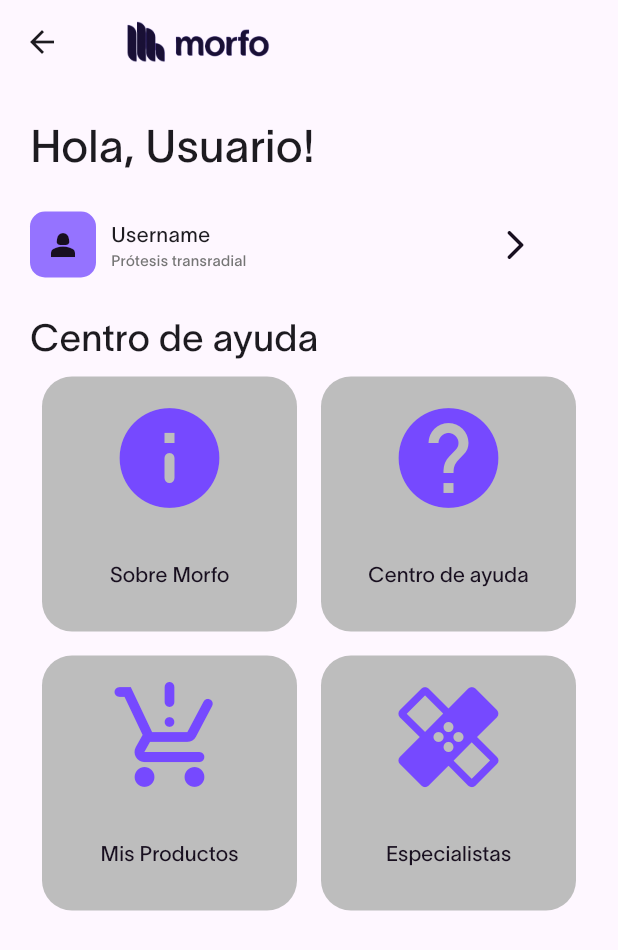
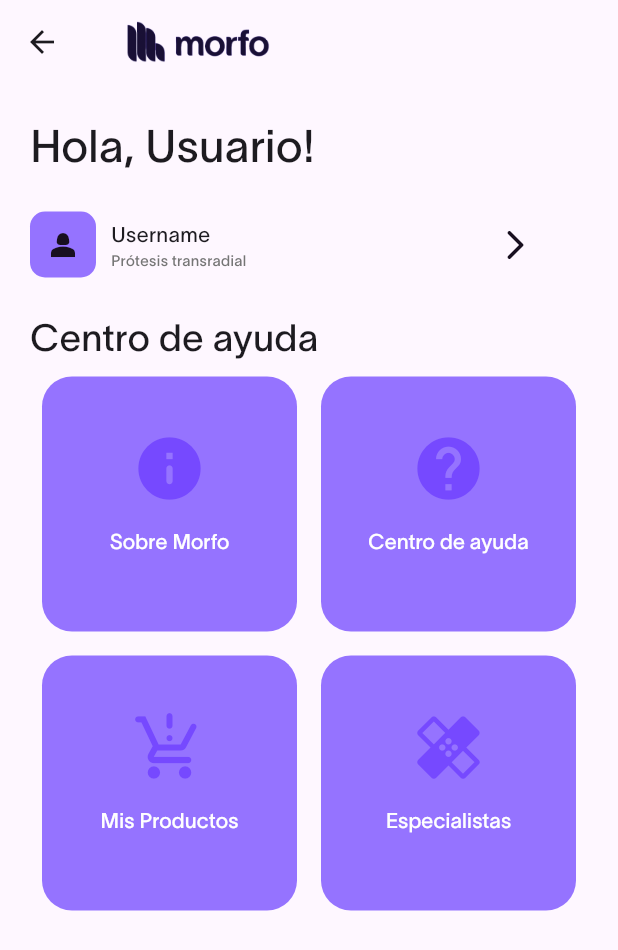
Before and after one commit to binivazqua/Morfo-App, a Flutter app: the UserProfilePage screen opened directly, on a phone screen of 412 x 824 dp. Shown: the top 950 px of the screen. Run offline on Flutter 3.47's test engine with Material 3 defaults, Android fonts, the phone set to English and light mode, and no system bars; our stand-ins replace firebase_auth, firebase_core, firebase_database, fl_chart, flutter_animate, google_nav_bar and 1 more; missing offline and left inert: cupertino_battery_indicator; accounts and stored records are empty.

Commit message:
styled resources page

```diff
--- a/lib/components/helpCenterTile.dart
+++ b/lib/components/helpCenterTile.dart
@@ -17,15 +17,16 @@
       padding: const EdgeInsets.all(8.0),
       child: Container(
         decoration: BoxDecoration(
-            color: Colors.grey[400], borderRadius: BorderRadius.circular(20)),
+            color: lilyPurple, borderRadius: BorderRadius.circular(20)),
         child: Column(
-          mainAxisAlignment: MainAxisAlignment.spaceEvenly,
+          crossAxisAlignment: CrossAxisAlignment.center,
+          mainAxisAlignment: MainAxisAlignment.center,
           children: [
             icon,
             TextButton(
               child: Text(
                 service,
-                style: TextStyle(color: draculaPurple),
+                style: TextStyle(color: Colors.white),
               ),
               onPressed: () {
                 Navigator.push(context, goTo);
--- a/lib/starting_pages/ui/profile/UserProfilePage.dart
+++ b/lib/starting_pages/ui/profile/UserProfilePage.dart
@@ -89,7 +89,7 @@
                             icon: Icon(
                               Icons.info_rounded,
                               color: darkPeriwinkle,
-                              size: 80,
+                              size: 50,
                             ),
                             goTo: MaterialPageRoute(
                                 builder: (context) => AboutPage()));
@@ -99,7 +99,7 @@
                           icon: Icon(
                             Icons.help_outlined,
                             color: darkPeriwinkle,
-                            size: 80,
+                            size: 50,
                           ),
                           goTo: MaterialPageRoute(
                               builder: (context) => AboutPage()),
@@ -110,7 +110,7 @@
                           icon: Icon(
                             Icons.production_quantity_limits_rounded,
                             color: darkPeriwinkle,
-                            size: 80,
+                            size: 50,
                           ),
                           goTo: MaterialPageRoute(
                               builder: (context) => AboutPage()),
@@ -121,7 +121,7 @@
                           icon: Icon(
                             Icons.healing_rounded,
                             color: darkPeriwinkle,
-                            size: 80,
+                            size: 50,
                           ),
                           goTo: MaterialPageRoute(
                               builder: (context) => AboutPage()),
```
